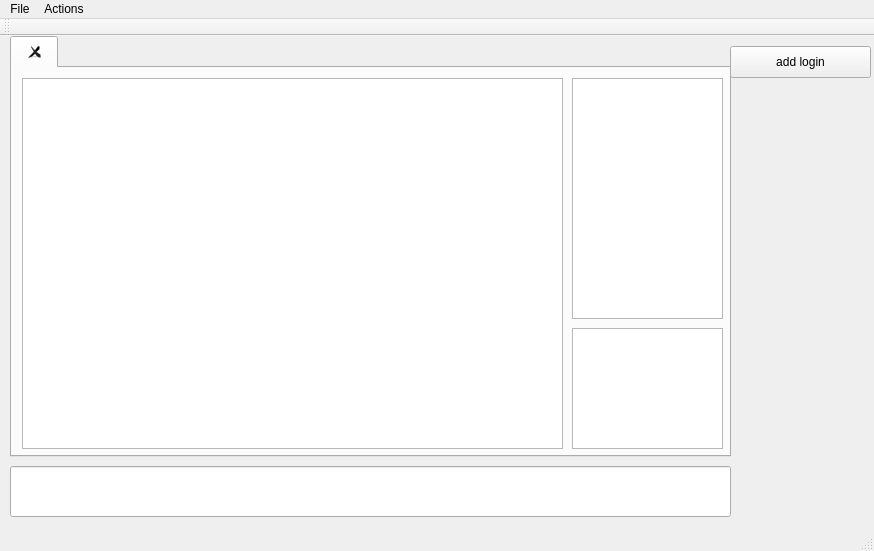
This is mainwindow.ui in drgoebbels/sabot as Qt 5 draws it before an edit. The edited form follows.
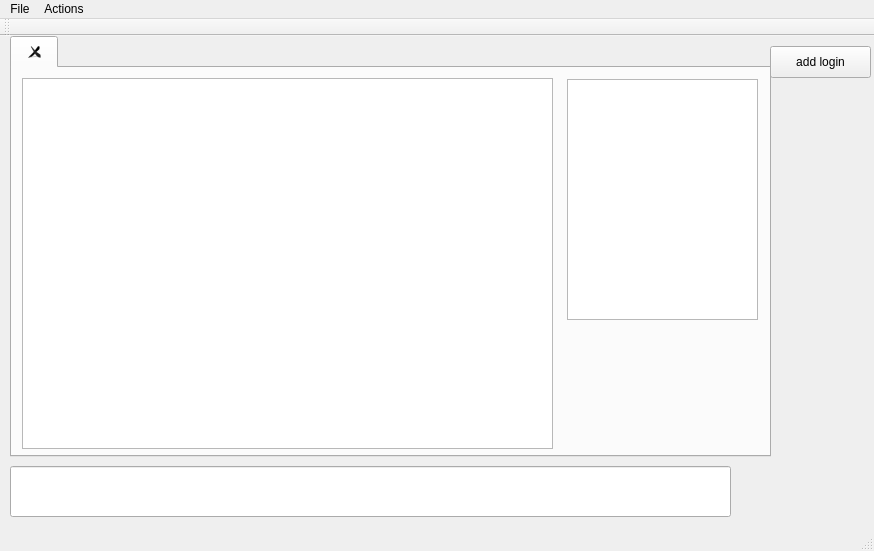
This is the edited form.

Patch:
```diff
--- a/mainwindow.ui
+++ b/mainwindow.ui
@@ -30,9 +30,9 @@
    <widget class="QPushButton" name="addLogin">
     <property name="geometry">
      <rect>
-      <x>730</x>
+      <x>770</x>
       <y>10</y>
-      <width>141</width>
+      <width>101</width>
       <height>32</height>
      </rect>
     </property>
@@ -45,7 +45,7 @@
      <rect>
       <x>10</x>
       <y>0</y>
-      <width>721</width>
+      <width>761</width>
       <height>421</height>
      </rect>
     </property>
@@ -65,33 +65,32 @@
      <attribute name="title">
       <string>&lt;inactive&gt;</string>
      </attribute>
-     <widget class="QListView" name="usersList">
-      <property name="geometry">
-       <rect>
-        <x>560</x>
-        <y>10</y>
-        <width>151</width>
-        <height>241</height>
-       </rect>
-      </property>
-     </widget>
-     <widget class="QListView" name="myBotList">
-      <property name="geometry">
-       <rect>
-        <x>560</x>
-        <y>260</y>
-        <width>151</width>
-        <height>121</height>
-       </rect>
-      </property>
-     </widget>
-     <widget class="QListView" name="listView">
+     <widget class="QListWidget" name="chatList">
       <property name="geometry">
        <rect>
         <x>10</x>
         <y>10</y>
-        <width>541</width>
+        <width>531</width>
         <height>371</height>
+       </rect>
+      </property>
+      <property name="verticalScrollMode">
+       <enum>QAbstractItemView::ScrollPerItem</enum>
+      </property>
+      <property name="layoutMode">
+       <enum>QListView::SinglePass</enum>
+      </property>
+      <property name="wordWrap">
+       <bool>true</bool>
+      </property>
+     </widget>
+     <widget class="QListWidget" name="userList">
+      <property name="geometry">
+       <rect>
+        <x>555</x>
+        <y>11</y>
+        <width>191</width>
+        <height>241</height>
        </rect>
       </property>
      </widget>
```
